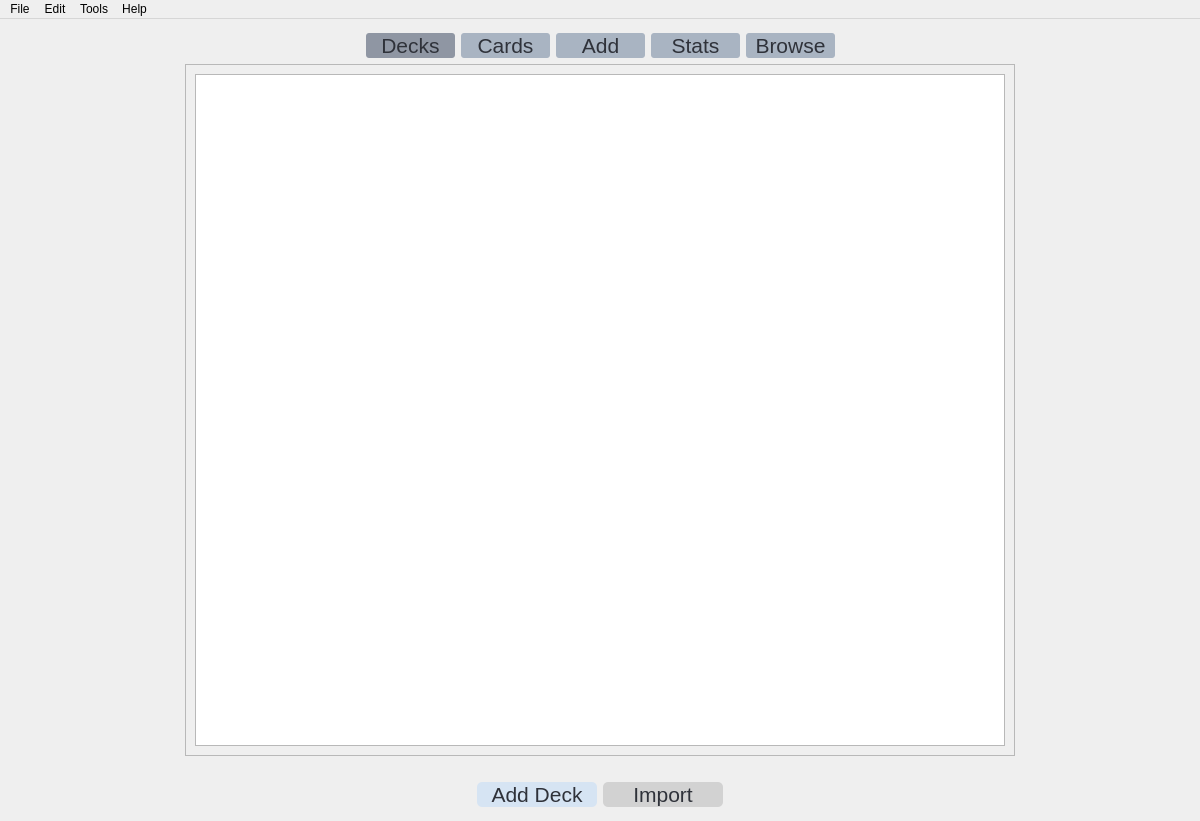
The window that decksmain.ui (Drewfett/FlashcardsNEA) describes before a commit, drawn with Qt 5.
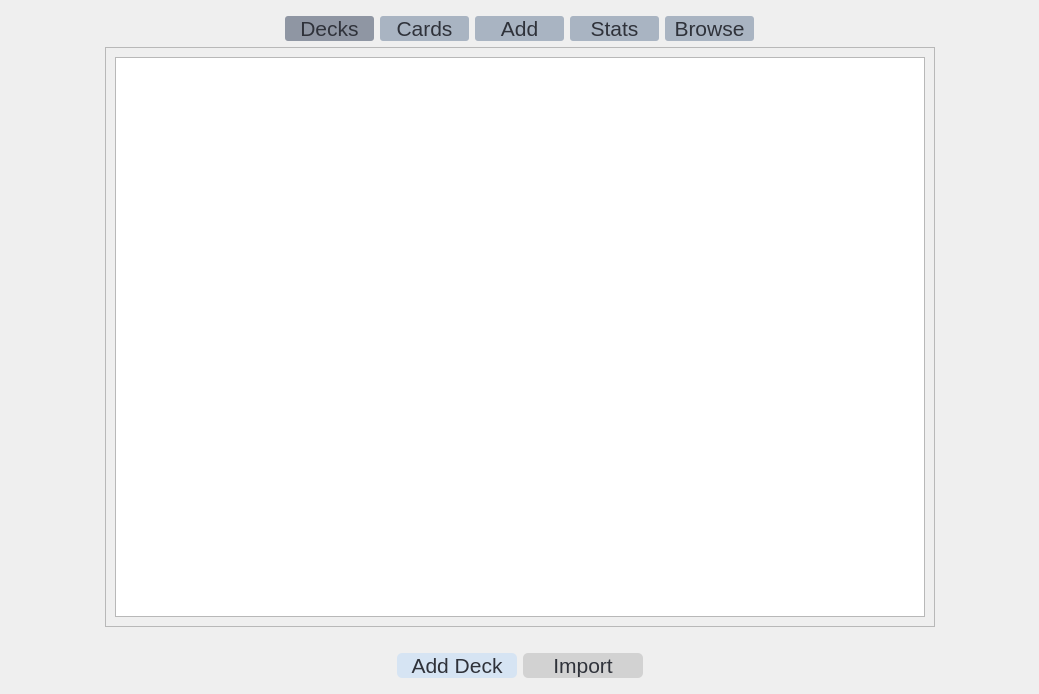
The same window after the commit.

What changed in the file:
```diff
--- a/decksmain.ui
+++ b/decksmain.ui
@@ -1,28 +1,21 @@
 <?xml version="1.0" encoding="UTF-8"?>
 <ui version="4.0">
- <class>MainWindow</class>
- <widget class="QMainWindow" name="MainWindow">
+ <class>Form</class>
+ <widget class="QWidget" name="Form">
   <property name="geometry">
    <rect>
     <x>0</x>
     <y>0</y>
-    <width>1200</width>
-    <height>821</height>
+    <width>1039</width>
+    <height>694</height>
    </rect>
   </property>
   <property name="windowTitle">
-   <string>MainWindow</string>
-  </property>
-  <property name="styleSheet">
-   <string notr="true"/>
-  </property>
-  <widget class="QWidget" name="centralwidget">
-   <property name="styleSheet">
-    <string notr="true"/>
+   <string>Form</string>
    </property>
    <layout class="QVBoxLayout" name="verticalLayout">
     <item>
-     <spacer name="verticalSpacer">
+    <spacer name="verticalSpacer_2">
       <property name="orientation">
        <enum>Qt::Vertical</enum>
       </property>
@@ -259,7 +252,7 @@
            <x>0</x>
            <y>0</y>
            <width>828</width>
-           <height>634</height>
+          <height>537</height>
           </rect>
          </property>
          <layout class="QVBoxLayout" name="verticalLayout_2">
@@ -415,7 +408,7 @@
      </layout>
     </item>
     <item>
-     <spacer name="verticalSpacer_2">
+    <spacer name="verticalSpacer">
       <property name="orientation">
        <enum>Qt::Vertical</enum>
       </property>
@@ -431,58 +424,6 @@
      </spacer>
     </item>
    </layout>
-  </widget>
-  <widget class="QMenuBar" name="menubar">
-   <property name="geometry">
-    <rect>
-     <x>0</x>
-     <y>0</y>
-     <width>1200</width>
-     <height>36</height>
-    </rect>
-   </property>
-   <property name="nativeMenuBar">
-    <bool>true</bool>
-   </property>
-   <widget class="QMenu" name="menuFile">
-    <property name="title">
-     <string>File</string>
-    </property>
-   </widget>
-   <widget class="QMenu" name="menuEdit">
-    <property name="title">
-     <string>Edit</string>
-    </property>
-   </widget>
-   <widget class="QMenu" name="menuTools">
-    <property name="title">
-     <string>Tools</string>
-    </property>
-   </widget>
-   <widget class="QMenu" name="menuHelp">
-    <property name="title">
-     <string>Help</string>
-    </property>
-   </widget>
-   <addaction name="menuFile"/>
-   <addaction name="menuEdit"/>
-   <addaction name="menuTools"/>
-   <addaction name="menuHelp"/>
-  </widget>
-  <action name="actionAdd">
-   <property name="enabled">
-    <bool>true</bool>
-   </property>
-   <property name="text">
-    <string>Add</string>
-   </property>
-   <property name="toolTip">
-    <string>Shortcut: ctrl-A</string>
-   </property>
-   <property name="shortcut">
-    <string>Ctrl+A</string>
-   </property>
-  </action>
  </widget>
  <resources/>
  <connections/>
```
Left out of the diff: 2 changed lines with no effect on the pictures. Lines whose indentation alone changed are shown as unchanged.
